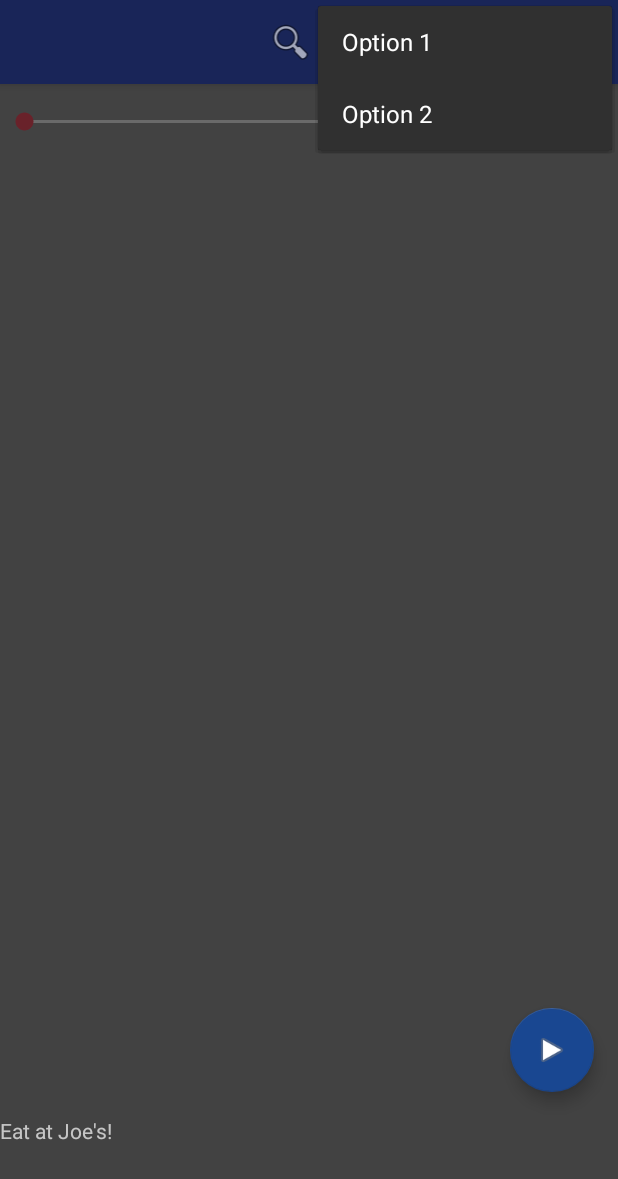
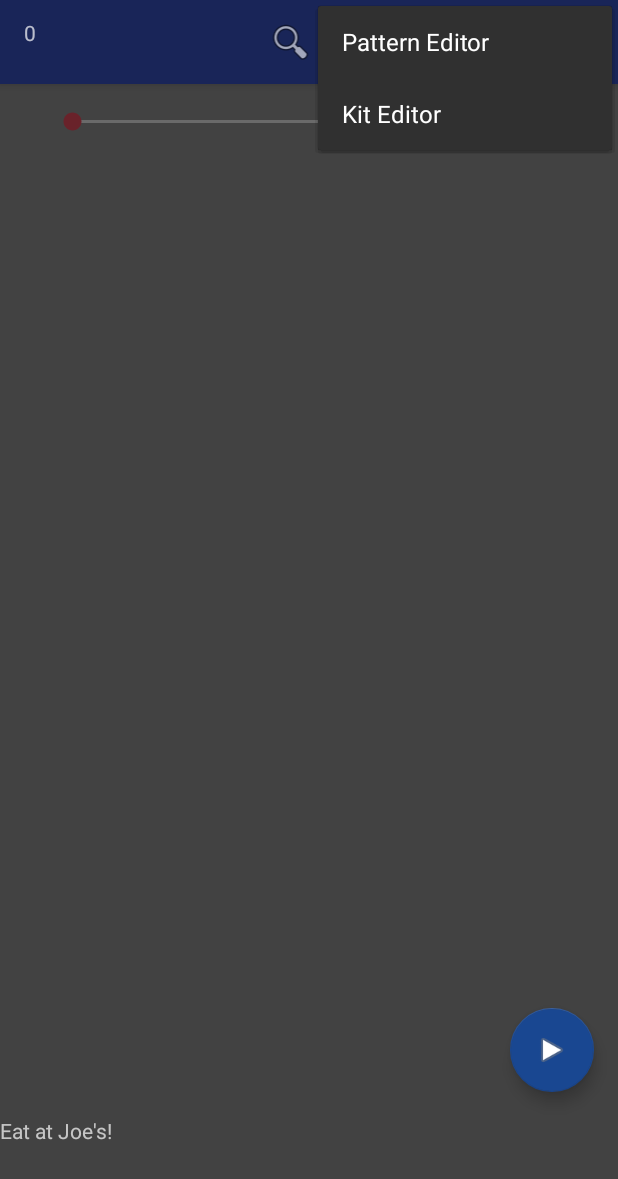
Before and after one commit to robertlagrasse/Metronome, an Android app: the screen it shows after launch (MainActivity), with the options menu open, on a phone screen of 412 x 824 dp. Shown: the top 1179 px of the screen. Run offline under Robolectric (Android 15) with nearby library versions, the phone set to English and light mode, and no system bars; our stand-ins replace Firebase (no records; nobody signed in at launch, a user with empty details on screens opened directly); libraries missing offline, so code that uses them is left out: com.afollestad.materialdialogs, com.jjoe64.graphview; 3 statements that could not run were skipped.

Commit message:
Pattern and Kit editor functions moved to the overflow menu.

```diff
--- a/Mobile/src/main/java/com/umpquariversoftware/metronome/UI/MainActivity.java
+++ b/Mobile/src/main/java/com/umpquariversoftware/metronome/UI/MainActivity.java
@@ -198,8 +198,6 @@ public class MainActivity extends AppCompatActivity implements LoaderManager.Loa
 
     }
 
-
-
     private void launchBeatService(){
         Intent i = new Intent(this, BeatService.class);
         i.putExtra("jamID", 2L);
@@ -246,21 +244,22 @@ public class MainActivity extends AppCompatActivity implements LoaderManager.Loa
                 sendJamToFirebase();
             }
         });
-
-
-
-
     }
 
     public void tempoChooser(){
-        int tempo = mJam.getTempo();
+        final int OFFSET = 30; // Seekbar starts at 0. Offset calibrates to minimum tempo.
+        final int tempo = mJam.getTempo();
         SeekBar tempoBar = (SeekBar) findViewById(R.id.tempoBar);
-        tempoBar.setProgress(tempo-30);
+        final TextView tempoDisplay = (TextView) findViewById(R.id.tempoDisplay);
+        tempoBar.setProgress(tempo-OFFSET);
+        tempoDisplay.setText(String.valueOf(tempo));
         tempoBar.setOnSeekBarChangeListener(new SeekBar.OnSeekBarChangeListener() {
             @Override
             public void onProgressChanged(SeekBar seekBar, int i, boolean b) {
                 // Modify the tempo of the current Jam as we slide
                 mJam.setTempo(i+30);
+                tempoDisplay.setText(String.valueOf(i+OFFSET));
+
             }
 
             @Override
@@ -1307,7 +1306,21 @@ public class MainActivity extends AppCompatActivity implements LoaderManager.Loa
 
     @Override
     public boolean onOptionsItemSelected(MenuItem item) {
-        return super.onOptionsItemSelected(item);
+        switch (item.getItemId()) {
+            case (R.id.menuPatternEditor):{
+                Intent i = new Intent(this, PatternEditor.class);
+                startActivity(i);
+                return true;
+            }
+            case R.id.menuKitEditor:{
+                Intent i = new Intent(this, KitEditor.class);
+                startActivity(i);
+                return true;
+            }
+            default: {
+                return super.onOptionsItemSelected(item);
+            }
+        }
     }
 
     @Override
--- a/Mobile/src/main/res/layout/activity_main.xml
+++ b/Mobile/src/main/res/layout/activity_main.xml
@@ -24,7 +24,9 @@
             android:padding="16dp"
             android:id="@+id/tempoBar"
             android:layout_weight="5"
-            android:max="300" />
+            android:max="300"
+            android:layout_marginLeft="32dp"
+            android:layout_marginRight="32dp" />
     </LinearLayout>
 
 
--- a/Mobile/src/main/res/layout/toolbar.xml
+++ b/Mobile/src/main/res/layout/toolbar.xml
@@ -9,6 +9,7 @@
         android:layout_width="match_parent"
         android:layout_height="match_parent">
         <TextView
+            android:id="@+id/tempoDisplay"
             android:layout_width="0dp"
             android:layout_height="match_parent"
             android:layout_weight="2"
--- a/Mobile/src/main/res/menu/menu.xml
+++ b/Mobile/src/main/res/menu/menu.xml
@@ -2,8 +2,8 @@
 <menu xmlns:app="http://schemas.android.com/apk/res-auto"
     xmlns:android="http://schemas.android.com/apk/res/android">
 
-    <item android:title="Option 1"
-        android:id="@+id/option1" />
-    <item android:title="Option 2"
-        android:id="@+id/option2" />
+    <item android:title="@string/pattern_editor"
+        android:id="@+id/menuPatternEditor" />
+    <item android:title="@string/kit_editor"
+        android:id="@+id/menuKitEditor" />
 </menu>
--- a/Mobile/src/main/res/values/strings.xml
+++ b/Mobile/src/main/res/values/strings.xml
@@ -18,4 +18,6 @@
     <string name="enter_string">Enter Jam Identifier</string>
     <string name="signature_not_found">Sorry. That signature was not found.</string>
     <string name="jam_already_downloaded">You\'ve already downloaded this jam!</string>
+    <string name="pattern_editor">Pattern Editor</string>
+    <string name="kit_editor">Kit Editor</string>
 </resources>
```
Also changed, not shown: 1 other file.
